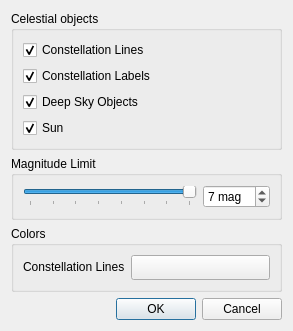
Qt form src/plugins/render/stars/StarsConfigWidget.ui (KDE/marble) before a commit.
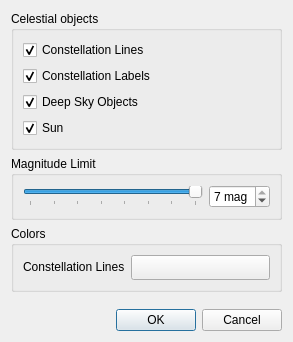
The same form after that commit.

Commit message: Fix maximum value of spin box

What changed in the file:
```diff
--- a/src/plugins/render/stars/StarsConfigWidget.ui
+++ b/src/plugins/render/stars/StarsConfigWidget.ui
@@ -7,7 +7,7 @@
     <x>0</x>
     <y>0</y>
     <width>293</width>
-    <height>320</height>
+    <height>342</height>
    </rect>
   </property>
   <property name="windowTitle">
@@ -99,6 +99,9 @@
         <property name="prefix">
          <string/>
         </property>
+        <property name="maximum">
+         <number>7</number>
+        </property>
         <property name="value">
          <number>7</number>
         </property>
```
